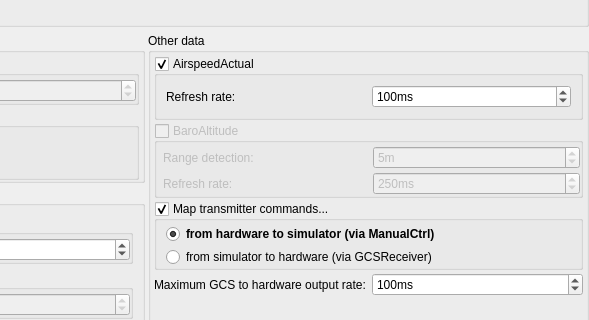
Old version of the form ground/openpilotgcs/src/plugins/hitl/hitloptionspage.ui in the repository vooon/OpenPilot; both pictures show x 296 to 885 and y 281 to 601 of the 885 by 741 pixel window.
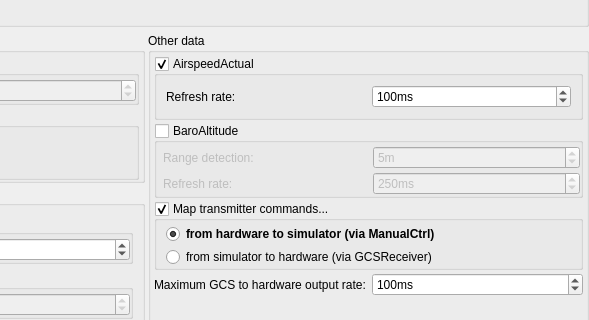
New version of the form. Custom widgets are drawn as their Qt base class.

Patch:
```diff
--- a/ground/openpilotgcs/src/plugins/hitl/hitloptionspage.ui
+++ b/ground/openpilotgcs/src/plugins/hitl/hitloptionspage.ui
@@ -875,9 +875,6 @@
           </item>
           <item>
            <widget class="QGroupBox" name="baroAltitudeCheckbox">
-            <property name="enabled">
-             <bool>false</bool>
-            </property>
             <property name="title">
              <string>BaroAltitude</string>
             </property>
```
